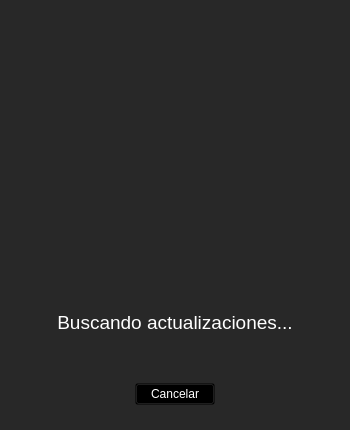
braiaantt/updater, file mainwindow.ui: the form before one commit.
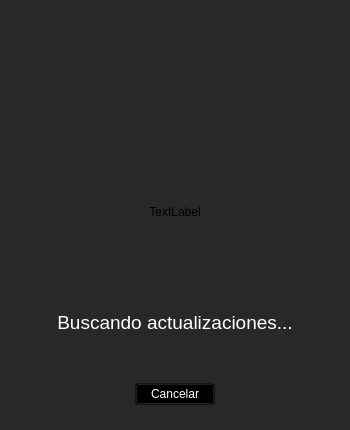
The form after the commit.

Commit message: feat: add labelUPdateState

Patch:
```diff
--- a/mainwindow.ui
+++ b/mainwindow.ui
@@ -137,6 +137,19 @@
             </widget>
             <widget class="QWidget" name="page_2">
              <layout class="QVBoxLayout" name="verticalLayout_6">
+              <item>
+               <spacer name="verticalSpacer_2">
+                <property name="orientation">
+                 <enum>Qt::Vertical</enum>
+                </property>
+                <property name="sizeHint" stdset="0">
+                 <size>
+                  <width>20</width>
+                  <height>40</height>
+                 </size>
+                </property>
+               </spacer>
+              </item>
               <item alignment="Qt::AlignHCenter">
                <widget class="QLabel" name="labelShowResult">
                 <property name="minimumSize">
@@ -156,6 +169,29 @@
                 </property>
                </widget>
               </item>
+              <item>
+               <widget class="QLabel" name="labelUpdateState">
+                <property name="text">
+                 <string>TextLabel</string>
+                </property>
+                <property name="alignment">
+                 <set>Qt::AlignCenter</set>
+                </property>
+               </widget>
+              </item>
+              <item>
+               <spacer name="verticalSpacer">
+                <property name="orientation">
+                 <enum>Qt::Vertical</enum>
+                </property>
+                <property name="sizeHint" stdset="0">
+                 <size>
+                  <width>20</width>
+                  <height>40</height>
+                 </size>
+                </property>
+               </spacer>
+              </item>
              </layout>
             </widget>
            </widget>
```
Left out of the diff: 3 changed lines with no effect on the pictures.
